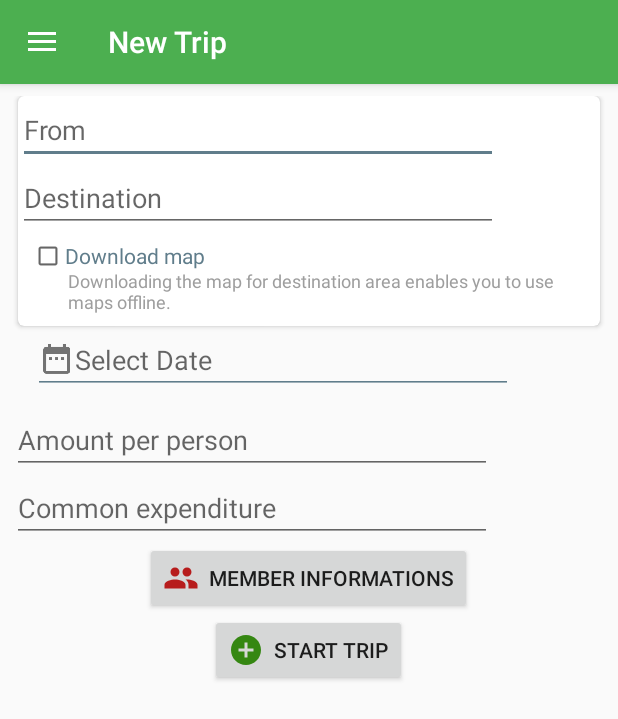
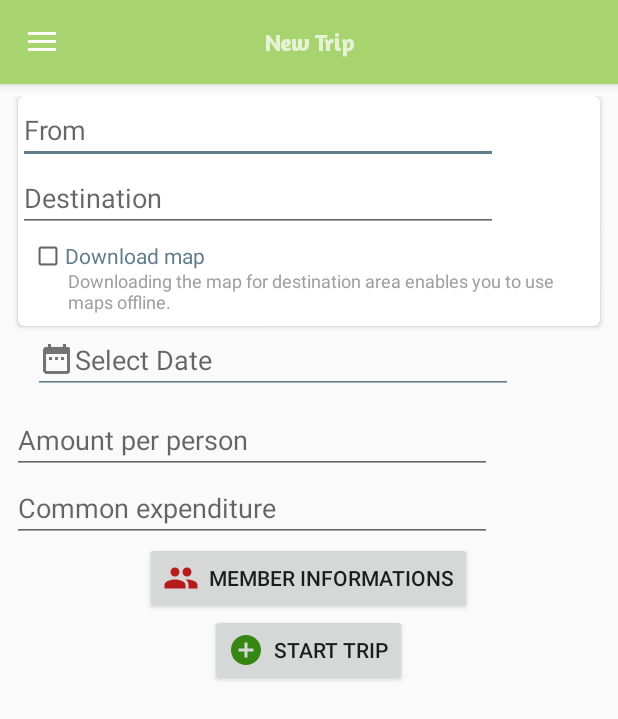
Before and after one commit to Shanto16/project404, an Android app: the MainActivity screen opened directly, with no data from a screen before it, in the side drawer, after a tap on "New Trip", on a phone screen of 412 x 824 dp. Shown: the top 719 px of the screen. Run offline under Robolectric (Android 15) with nearby library versions, the phone set to English and light mode, and no system bars; libraries missing offline, so code that uses them is left out: com.rengwuxian.materialedittext, com.timqi.sectorprogressview, io.blackbox_vision.datetimepickeredittext, org.osmdroid.api, org.osmdroid.bonuspack and 4 more; plain views replace DatePickerEditText, MaterialEditText; Roboto replaces fonts that are not available here; 32 statements that could not run were skipped.

```diff
--- a/app/src/main/java/mcgyvers/mobitrip/MainActivity.java
+++ b/app/src/main/java/mcgyvers/mobitrip/MainActivity.java
@@ -2,6 +2,7 @@ package mcgyvers.mobitrip;
 
 import android.app.Fragment;
 import android.content.Intent;
+import android.graphics.Typeface;
 import android.graphics.drawable.Drawable;
 import android.os.AsyncTask;
 import android.os.Handler;
@@ -19,6 +20,7 @@ import android.support.v7.widget.Toolbar;
 import android.view.Menu;
 import android.view.MenuInflater;
 import android.view.MenuItem;
+import android.widget.TextView;
 import android.widget.Toast;
 
 public class MainActivity extends AppCompatActivity {
@@ -37,6 +39,7 @@ public class MainActivity extends AppCompatActivity {
     ActionBarDrawerToggle actionBarDrawerToggle;
     FragmentTransaction fragmentTransaction;
     NavigationView navView;
+    TextView tool_txt;
     @Override
     protected void onCreate(Bundle savedInstanceState) {
         super.onCreate(savedInstanceState);
@@ -46,7 +49,13 @@ public class MainActivity extends AppCompatActivity {
 
 
 
+
+
+        tool_txt = findViewById(R.id.toolbarTXT);
         navView = (NavigationView) findViewById(R.id.navigationView);
+
+        Typeface amaranth = Typeface.createFromAsset(getAssets(), "fonts/Amaranth-Bold.ttf");
+        tool_txt.setTypeface(amaranth);
 
         drawerLayout = (DrawerLayout) findViewById(R.id.drawer_layout);
         actionBarDrawerToggle = new ActionBarDrawerToggle(this, drawerLayout, mainToolbar, R.string.drawer_open, R.string.drawer_close);
@@ -85,7 +94,8 @@ public class MainActivity extends AppCompatActivity {
                 fragmentTransaction = getSupportFragmentManager().beginTransaction();
                 fragmentTransaction.replace(R.id.main_container, ft);
                 fragmentTransaction.commit();
-                getSupportActionBar().setTitle("New Trip");
+                tool_txt.setText("New Trip");
+                getSupportActionBar().setTitle("");
                 //item.setChecked(true);
                 drawerLayout.closeDrawers();
                 break;
@@ -94,7 +104,8 @@ public class MainActivity extends AppCompatActivity {
                 fragmentTransaction = getSupportFragmentManager().beginTransaction();
                 fragmentTransaction.replace(R.id.main_container, new YourTrips());
                 fragmentTransaction.commit();
-                getSupportActionBar().setTitle("Your Trips");
+                tool_txt.setText("Your Trips");
+                getSupportActionBar().setTitle("");
                 //item.setChecked(true);
                 drawerLayout.closeDrawers();
                 break;
@@ -103,7 +114,9 @@ public class MainActivity extends AppCompatActivity {
                 fragmentTransaction = getSupportFragmentManager().beginTransaction();
                 fragmentTransaction.replace(R.id.main_container, new Profile());
                 fragmentTransaction.commit();
-                getSupportActionBar().setTitle("Profile");
+                tool_txt.setText("Profile");
+                getSupportActionBar().setTitle("");
+
                 //item.setChecked(true);
                 drawerLayout.closeDrawers();
                 break;
@@ -112,7 +125,9 @@ public class MainActivity extends AppCompatActivity {
                 fragmentTransaction = getSupportFragmentManager().beginTransaction();
                 fragmentTransaction.replace(R.id.main_container, new Settings());
                 fragmentTransaction.commit();
-                getSupportActionBar().setTitle("Settings");
+                tool_txt.setText("Settings");
+                getSupportActionBar().setTitle("");
+
                 //item.setChecked(true);
                 drawerLayout.closeDrawers();
                 break;
@@ -121,7 +136,9 @@ public class MainActivity extends AppCompatActivity {
                 fragmentTransaction = getSupportFragmentManager().beginTransaction();
                 fragmentTransaction.replace(R.id.main_container, new Current_trip());
                 fragmentTransaction.commit();
-                getSupportActionBar().setTitle("Current Trip");
+                tool_txt.setText("Current Trip");
+                getSupportActionBar().setTitle("");
+
                 //item.setChecked(true);
                 drawerLayout.closeDrawers();
                 break;
--- a/app/src/main/res/layout/fragment_your_trips.xml
+++ b/app/src/main/res/layout/fragment_your_trips.xml
@@ -3,6 +3,7 @@
     android:layout_width="match_parent"
     android:layout_height="match_parent"
     android:layout_margin="4dp"
+    android:background="@color/background"
     android:orientation="vertical">
 
 
--- a/app/src/main/res/layout/my_trips_model.xml
+++ b/app/src/main/res/layout/my_trips_model.xml
@@ -4,8 +4,8 @@
     android:layout_height="wrap_content"
     xmlns:app="http://schemas.android.com/apk/res-auto"
     android:layout_marginBottom="4dp"
-    app:cardCornerRadius="8dp"
-    android:elevation="8dp"
+    app:cardCornerRadius="16dp"
+    android:elevation="20dp"
     android:layout_marginTop="4dp">
 
     <FrameLayout
--- a/app/src/main/res/layout/toolbar_layout.xml
+++ b/app/src/main/res/layout/toolbar_layout.xml
@@ -12,4 +12,14 @@
     android:elevation="4dp"
     >
 
+
+    <TextView
+        android:id="@+id/toolbarTXT"
+        android:layout_width="wrap_content"
+        android:layout_height="wrap_content"
+        android:gravity="center"
+        android:layout_gravity="center"
+        android:textSize="16sp"
+        android:text=""/>
+
 </android.support.v7.widget.Toolbar>
--- a/app/src/main/res/values/colors.xml
+++ b/app/src/main/res/values/colors.xml
@@ -1,6 +1,7 @@
 <?xml version="1.0" encoding="utf-8"?>
 <resources>
-    <color name="colorPrimary">#4CAF50</color>
-    <color name="colorPrimaryDark">#388E3C</color>
+    <color name="colorPrimary">#a7d46f</color>
+    <color name="colorPrimaryDark">#97d24d</color>
     <color name="colorAccent">#607d8b</color>
+    <color name="background">#f7f7f7</color>
 </resources>
--- a/build.gradle
+++ b/build.gradle
@@ -3,9 +3,10 @@
 buildscript {
     repositories {
         jcenter()
+        google()
     }
     dependencies {
-        classpath 'com.android.tools.build:gradle:2.3.3'
+        classpath 'com.android.tools.build:gradle:3.0.0'
 
         // NOTE: Do not place your application dependencies here; they belong
         // in the individual module build.gradle files
@@ -20,6 +21,7 @@ allprojects {
             url "https://jitpack.io"
 
         }
+        google()
     }
 
 }
```
Also changed, not shown: app/build.gradle (+6 -6 lines), app/src/main/res/layout/my_expense_dialog.xml (+31 -0 lines), app/src/main/assets/fonts/Amaranth-Bold.ttf (added), app/src/main/ic_launcher-web.png (added), app/src/main/res/mipmap-hdpi/ic_launcher.png, app/src/main/res/mipmap-mdpi/ic_launcher.png, app/src/main/res/mipmap-xhdpi/ic_launcher.png, app/src/main/res/mipmap-xxhdpi/ic_launcher.png, app/src/main/res/mipmap-xxxhdpi/ic_launcher.png, gradle/wrapper/gradle-wrapper.properties.
